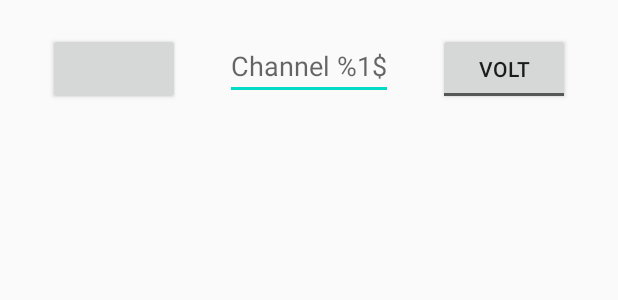
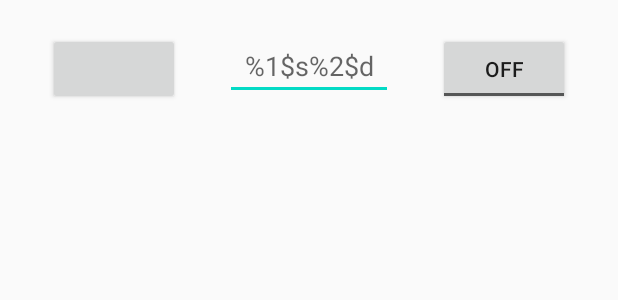
Before and after one commit to Thiebosh/M1_S1project_Android, an Android app: the layout item_channel.xml on its own in the app's theme, with its tools: preview values and no code run, on a phone screen of 412 x 824 dp. Shown: the top 300 px of the screen. Run offline under Robolectric (Android 15) with nearby library versions, the light colour scheme and no system bars.

Commit message:
apply client changes

```diff
--- a/M1_S1project_Android/app/src/main/java/fr/yncrea/m1_s1project_android/AppActivity.java
+++ b/M1_S1project_Android/app/src/main/java/fr/yncrea/m1_s1project_android/AppActivity.java
@@ -164,6 +164,7 @@ public class AppActivity extends AppCompatActivity implements FragmentSwitcher,
                         //autorise connexion
                         loadFragment(new MainBoardFragment(), true);//peut revenir à l'écran de connexion
                         mBluetoothService.send("initPlz");//requête pour les données
+                        Toast.makeText(AppActivity.this, "Chargement des données, veuillez patienter", Toast.LENGTH_SHORT).show();
                         break;
 
                     case BluetoothConstants.MESSAGE_TOAST:
@@ -179,6 +180,11 @@ public class AppActivity extends AppCompatActivity implements FragmentSwitcher,
 
                         if (str.startsWith("channelList", 2)) {
                             Generator storage = ConverterService.createJsonObject(str);
+                            if (storage == null) {
+                                mBluetoothService.send("initPlz");//requête pour les données
+                                Toast.makeText(AppActivity.this, "Erreur de réception : nouvel essai", Toast.LENGTH_SHORT).show();
+                                break;
+                            }
                             mGenerator.setChannelList(storage.getChannelList());
                         }
                         else {
--- a/M1_S1project_Android/app/src/main/java/fr/yncrea/m1_s1project_android/models/Scale.java
+++ b/M1_S1project_Android/app/src/main/java/fr/yncrea/m1_s1project_android/models/Scale.java
@@ -1,7 +1,7 @@
 package fr.yncrea.m1_s1project_android.models;
 
 public enum Scale {
-    u(-6), m(-3), _(0), k(3), M(6);
+    u(-6), m(-3), _(0);
 
     private final int mValue;
 
--- a/M1_S1project_Android/app/src/main/res/layout/item_channel.xml
+++ b/M1_S1project_Android/app/src/main/res/layout/item_channel.xml
@@ -1,12 +1,11 @@
 <?xml version="1.0" encoding="utf-8"?>
 
-<androidx.constraintlayout.widget.ConstraintLayout
-    xmlns:android="http://schemas.android.com/apk/res/android"
+<androidx.constraintlayout.widget.ConstraintLayout xmlns:android="http://schemas.android.com/apk/res/android"
     xmlns:app="http://schemas.android.com/apk/res-auto"
     xmlns:tools="http://schemas.android.com/tools"
+    android:id="@+id/item_channel_container"
     android:layout_width="match_parent"
     android:layout_height="wrap_content"
-    android:id="@+id/item_channel_container"
     tools:context=".fragments.MainBoardFragment">
 
     <Button
@@ -41,9 +40,7 @@
         android:layout_height="wrap_content"
         android:layout_marginStart="30dp"
         android:layout_marginLeft="30dp"
-        android:checked="false"
-        android:textOff="@string/modeVolt"
-        android:textOn="@string/modeCurrent"
+        android:textAllCaps="false"
         app:layout_constraintBottom_toBottomOf="@+id/value"
         app:layout_constraintStart_toEndOf="@+id/value"
         app:layout_constraintTop_toTopOf="@+id/value" />
--- a/M1_S1project_Android/app/src/main/res/values/colors.xml
+++ b/M1_S1project_Android/app/src/main/res/values/colors.xml
@@ -5,5 +5,6 @@
     <color name="colorAccent">#03DAC5</color>
     <color name="red">#D0312D</color>
     <color name="green">#4cbb17</color>
+    <color name="yellow">#fdd835</color>
 
 </resources>
--- a/M1_S1project_Android/app/src/main/res/values/strings.xml
+++ b/M1_S1project_Android/app/src/main/res/values/strings.xml
@@ -30,10 +30,10 @@
     <string name="frag_main_tmp">MainBoard screen</string>
     <string name="allChannel">All Channel</string>
     <string name="OnOff">On/Off</string>
-    <string name="modeVolt">Volt</string>
-    <string name="modeCurrent">Ampere</string>
+    <string name="modeVolt"><xliff:g id="scale_channel1">%s</xliff:g>V</string>
+    <string name="modeCurrent"><xliff:g id="scale_channel2">%s</xliff:g>A</string>
     <string name="noSelection">No Input Selected</string>
-    <string name="input">Channel <xliff:g id="id_channel">%1$s</xliff:g></string>
+    <string name="input"><xliff:g id="type_channel">%1$s</xliff:g><xliff:g id="id_channel">%2$d</xliff:g></string>
     <string name="max">Max.</string>
     <string name="min">Min.</string>
 
```
Also changed, not shown: M1_S1project_Android/app/src/main/java/fr/yncrea/m1_s1project_android/RecyclerView/MainBoardAdapterView.java (+6 -9 lines), M1_S1project_Android/app/src/main/java/fr/yncrea/m1_s1project_android/RecyclerView/MainBoardViewHolder.java (+11 -8 lines), M1_S1project_Android/app/src/main/java/fr/yncrea/m1_s1project_android/services/ConverterService.java (+6 -5 lines), M1_S1project_Android/app/src/main/res/drawable/item_background.xml (added, +10 -0 lines), 2 other files.
